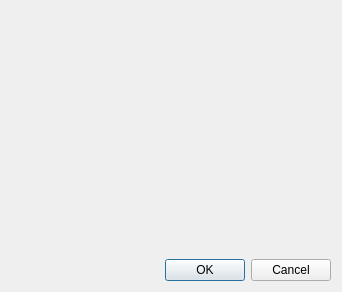
Before: the Qt Designer form ui/forms/Registracion.ui in mottalli/horus, drawn with Qt 5.
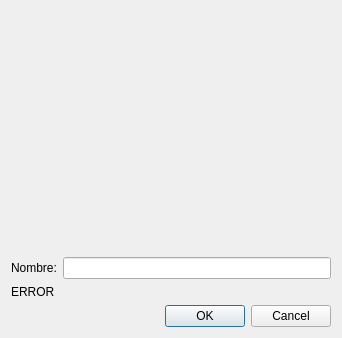
After: the same form once the commit is applied.

What changed in the file:
```diff
--- a/ui/forms/Registracion.ui
+++ b/ui/forms/Registracion.ui
@@ -7,7 +7,7 @@
     <x>0</x>
     <y>0</y>
     <width>338</width>
-    <height>292</height>
+    <height>326</height>
    </rect>
   </property>
   <property name="windowTitle">
@@ -25,6 +25,20 @@
     </widget>
    </item>
    <item row="1" column="0">
+    <layout class="QHBoxLayout" name="horizontalLayout">
+     <item>
+      <widget class="QLabel" name="label">
+       <property name="text">
+        <string>Nombre:</string>
+       </property>
+      </widget>
+     </item>
+     <item>
+      <widget class="QLineEdit" name="txtNombreUsuario"/>
+     </item>
+    </layout>
+   </item>
+   <item row="3" column="0">
     <widget class="QDialogButtonBox" name="buttonBox">
      <property name="orientation">
       <enum>Qt::Horizontal</enum>
@@ -34,6 +48,13 @@
      </property>
     </widget>
    </item>
+   <item row="2" column="0">
+    <widget class="QLabel" name="lblError">
+     <property name="text">
+      <string>ERROR</string>
+     </property>
+    </widget>
+   </item>
   </layout>
  </widget>
  <resources/>
```
